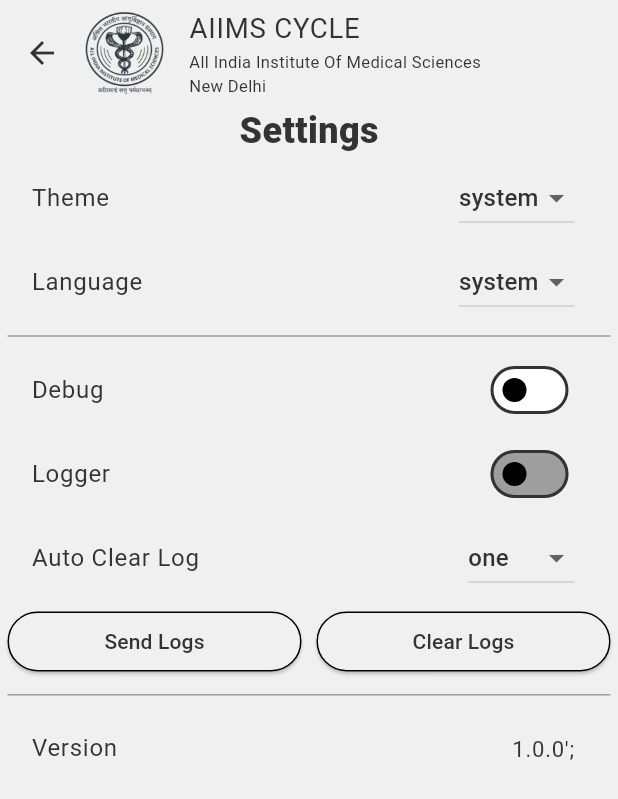
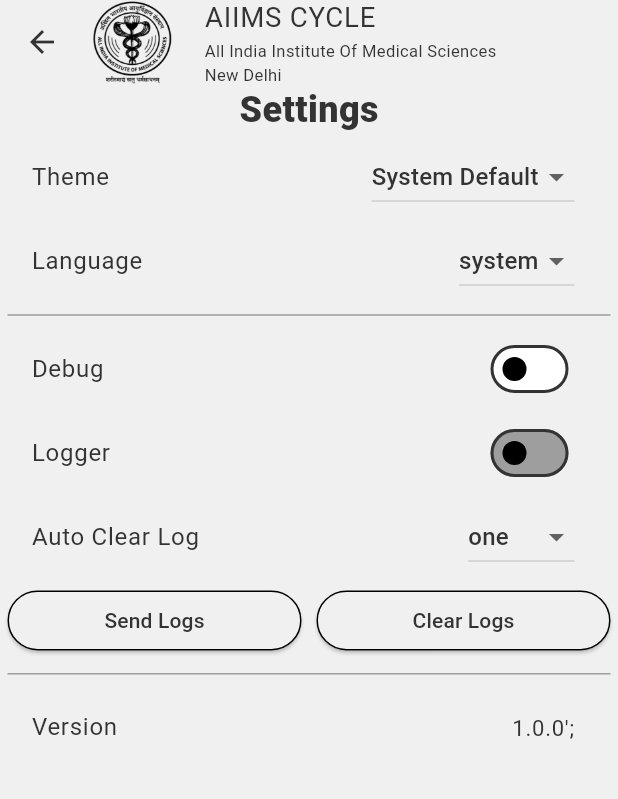
Before and after one commit to SUMITKRROY/aiimscycle, a Flutter app: the screen it shows after launch, after a tap on the "settings" icon, on a phone screen of 412 x 824 dp. Shown: the top 799 px of the screen. Run offline on Flutter 3.47's test engine with Material 3 defaults, Android fonts, the light colour scheme and no system bars; our stand-ins replace bloc, dio, flutter_bloc, flutter_dotenv, flutter_screenutil, flutter_spinkit and 5 more; missing offline and left inert: flutter_camera_qrcode_scanner, safe_device; accounts and stored records are empty.

Commit message:
dark mode or light mode done   04/05/2024

```diff
--- a/lib/components/appbar.dart
+++ b/lib/components/appbar.dart
@@ -1,3 +1,4 @@
+import 'package:aiimscycle/components/logo_image.dart';
 import 'package:flutter/material.dart';
 import 'package:aiimscycle/utils/helper_text.dart';
 import 'package:aiimscycle/utils/image.dart';
@@ -16,10 +17,7 @@
   Widget build(BuildContext context) {
     return ListTile(
       contentPadding: EdgeInsets.zero,
-      leading: Image.asset(
-        ImagePath.logo,
-        height: 100.h,
-      ),
+      leading: LogoImageWidget(),
       title: Text(
         CommonText.cycle,
         style: TextStyle(fontSize: 20.sp),
--- a/lib/components/custom_TextFeild.dart
+++ b/lib/components/custom_TextFeild.dart
@@ -62,7 +62,7 @@
     return TextFormField(
       autovalidateMode: AutovalidateMode.onUserInteraction,
       maxLines: widget.maxline,
-      style: TextStyle(fontSize: 20.sp, color: ColorsData.darkGrayColor),
+      // style: TextStyle(fontSize: 20.sp, color: ColorsData.darkGrayColor),
       inputFormatters: widget.inputFormatters,
       validator: widget.validatorFunc ??
           (val) {
@@ -78,7 +78,7 @@
       keyboardType: widget.keyboardType,
       textInputAction: TextInputAction.next,
       decoration: InputDecoration(
-          contentPadding: EdgeInsets.all(20.h),
+          // contentPadding: EdgeInsets.all(20.h),
           suffixIcon: widget.suffixIcon,
           labelText: widget.label,
           labelStyle: TextStyle(fontSize: widget.labelFontSize ?? 20.sp),
--- /dev/null
+++ b/lib/components/logo_image.dart
@@ -0,0 +1,36 @@
+import 'package:aiimscycle/utils/theme_changer.dart';
+import 'package:flutter/cupertino.dart';
+import 'package:flutter/material.dart';
+import 'package:flutter_bloc/flutter_bloc.dart';
+import 'package:flutter_screenutil/flutter_screenutil.dart';
+
+import '../bloc/theme_cubit/theme.dart';
+import '../utils/image.dart';
+
+class LogoImageWidget extends StatelessWidget {
+  final double? height;
+  final double? width;
+
+  const LogoImageWidget({
+    super.key,
+    this.height,
+    this.width,
+  });
+
+  @override
+  Widget build(BuildContext context) {
+    return BlocBuilder<ThemeCubit, ThemeModeOption>(
+      builder: (context, themeMode) {
+        return Image.asset(
+          ImagePath.logo,
+          height: height ?? 70.h,
+          width: width ?? 70.h,
+          color: ThemeChanger.getThemeMode(themeModeOption: themeMode, context: context) ==
+                  ThemeMode.dark
+              ? Colors.white
+              : Colors.black,
+        );
+      },
+    );
+  }
+}
--- a/lib/components/photo_view.dart
+++ b/lib/components/photo_view.dart
@@ -2,7 +2,6 @@
 
 import 'package:flutter/material.dart';
 import 'package:photo_view/photo_view.dart';
-
 
 class FullScreenImage extends StatelessWidget {
   final File imageUrl;
--- a/lib/config/theamdata.dart
+++ b/lib/config/theamdata.dart
@@ -49,7 +49,13 @@
   brightness: Brightness.dark, // Specifying dark theme
 );
 
-ThemeData darkMode = ThemeData(brightness: Brightness.dark);
+ThemeData darkMode = ThemeData(
+  brightness: Brightness.dark,
+  textTheme: const TextTheme(
+      titleLarge:
+          TextStyle(fontSize: 20, color: ColorsData.whiteColor, fontWeight: FontWeight.bold),
+      bodySmall: TextStyle(fontSize: 16, color: ColorsData.darkGrayColor)),
+);
 
 ThemeData lightMode = ThemeData(
   brightness: Brightness.light,
@@ -61,22 +67,19 @@
   //   ),
   // ),
   colorScheme: myColorScheme,
-  appBarTheme: AppBarTheme(
-    toolbarHeight: 70,
-    elevation: 0,
-    iconTheme: IconThemeData(
-      color: myColorScheme.primary, // Color of the icons in the app bar
-    ),
-  ),
+  // appBarTheme: AppBarTheme(
+  //   toolbarHeight: 70,
+  //   elevation: 0,
+  //   iconTheme: IconThemeData(
+  //     color: myColorScheme.primary, // Color of the icons in the app bar
+  //   ),
+  // ),
   // buttonTheme: ButtonThemeData(
   //   buttonColor: myColorScheme.primaryContainer, // Button color
   //   textTheme: ButtonTextTheme.accent, // Button text color
   // ),
   textTheme: const TextTheme(
-      titleLarge: TextStyle(
-          fontSize: 20,
-          color: ColorsData.whiteColor,
-          fontWeight: FontWeight.bold),
+      titleLarge: TextStyle(fontSize: 20, color: Colors.black, fontWeight: FontWeight.bold),
       bodySmall: TextStyle(fontSize: 16, color: ColorsData.darkGrayColor)),
   inputDecorationTheme: const InputDecorationTheme(
     enabledBorder: OutlineInputBorder(
--- a/lib/main.dart
+++ b/lib/main.dart
@@ -15,6 +15,7 @@
 import 'package:flutter/services.dart';
 import 'package:flutter_bloc/flutter_bloc.dart';
 import 'package:flutter_screenutil/flutter_screenutil.dart';
+import 'bloc/theme_cubit/theme.dart';
 import 'config/theamdata.dart';
 import 'package:flutter_dotenv/flutter_dotenv.dart';
 
@@ -45,22 +46,40 @@
         BlocProvider<ConfigCubit>(create: (_) => ConfigCubit(configuration: config)),
         BlocProvider<DeviceSafetyCubit>(create: (_) => DeviceSafetyCubit()),
         BlocProvider<SplashCubit>(create: (_) => SplashCubit()),
+        BlocProvider<ThemeCubit>(create: (_) => ThemeCubit()),
       ],
       child: ScreenUtilInit(
         designSize: const Size(414, 896),
         minTextAdapt: true,
         splitScreenMode: true,
-        child: MaterialApp(
-          initialRoute: RoutePath.splashScreenPage,
-          onGenerateRoute: MyRoutes.generateRoute,
-          debugShowCheckedModeBanner: false,
-          title: '${CommonText.cycle}',
-          // themeMode: ThemeMode.system,
-          // darkTheme: darkMode,
-          theme: lightMode,
-          //  home: HomeScreen(),
+        child: BlocBuilder<ThemeCubit, ThemeModeOption>(
+          builder: (context, themeMode) {
+            return MaterialApp(
+              initialRoute: RoutePath.splashScreenPage,
+              onGenerateRoute: MyRoutes.generateRoute,
+              debugShowCheckedModeBanner: false,
+              title: CommonText.cycle,
+              themeMode: _getThemeMode(themeModeOption: themeMode, context: context),
+              darkTheme: darkMode,
+              theme: lightMode,
+              //  home: HomeScreen(),
+            );
+          },
         ),
       ),
     );
   }
+
+  ThemeMode _getThemeMode(
+      {required ThemeModeOption themeModeOption, required BuildContext context}) {
+    if (themeModeOption == ThemeModeOption.System) {
+      return MediaQuery.of(context).platformBrightness == Brightness.dark
+          ? ThemeMode.dark
+          : ThemeMode.light;
+    } else if (themeModeOption == ThemeModeOption.Light) {
+      return ThemeMode.light;
+    } else {
+      return ThemeMode.dark;
+    }
+  }
 }
--- /dev/null
+++ b/lib/utils/theme_changer.dart
@@ -0,0 +1,18 @@
+import 'package:flutter/material.dart';
+
+import '../bloc/theme_cubit/theme.dart';
+
+class ThemeChanger {
+  static ThemeMode getThemeMode(
+      {required ThemeModeOption themeModeOption, required BuildContext context}) {
+    if (themeModeOption == ThemeModeOption.System) {
+      return MediaQuery.of(context).platformBrightness == Brightness.dark
+          ? ThemeMode.dark
+          : ThemeMode.light;
+    } else if (themeModeOption == ThemeModeOption.Light) {
+      return ThemeMode.light;
+    } else {
+      return ThemeMode.dark;
+    }
+  }
+}
--- a/lib/view/login.dart
+++ b/lib/view/login.dart
@@ -197,6 +197,7 @@
                               ),
                             ],
                           ),
+                          SizedBox(height: 15.h),
                           InkWell(
                             onTap: () {
                               Navigator.push(
--- a/lib/view/setting.dart
+++ b/lib/view/setting.dart
@@ -7,6 +7,7 @@
 import '../bloc/app_settings_cubit/app_settings_cubit.dart';
 import '../bloc/config_cubit/config_cubit.dart';
 import '../bloc/logger_db_cubit/logger_db_cubit.dart';
+import '../bloc/theme_cubit/theme.dart';
 import '../components/appbar.dart';
 import '../route/route_generater.dart';
 import '../utils/helper_text.dart';
@@ -38,22 +39,31 @@
                         style: TextStyle(fontWeight: FontWeight.w800, fontSize: 24),
                       ),
                     ),
-                    ListTile(
-                      title: const Text('Theme'),
-                      trailing: DropdownButton<ThemeOption>(
-                        value: state.theme,
-                        onChanged: (ThemeOption? newValue) {
-                          if (newValue != null) {
-                            context.read<SettingsCubit>().setTheme(newValue);
-                          }
-                        },
-                        items: ThemeOption.values.map((ThemeOption option) {
-                          return DropdownMenuItem<ThemeOption>(
-                            value: option,
-                            child: Text(option.toString().split('.').last),
-                          );
-                        }).toList(),
-                      ),
+                    BlocBuilder<ThemeCubit, ThemeModeOption>(
+                      builder: (context, themeMode) {
+                        return ListTile(
+                            title: const Text('Theme'),
+                            trailing: DropdownButton<ThemeModeOption>(
+                              value: themeMode,
+                              onChanged: (newThemeMode) {
+                                BlocProvider.of<ThemeCubit>(context).setTheme(newThemeMode!);
+                              },
+                              items: [
+                                DropdownMenuItem(
+                                  value: ThemeModeOption.System,
+                                  child: Text('System Default'),
+                                ),
+                                DropdownMenuItem(
+                                  value: ThemeModeOption.Light,
+                                  child: Text('Light'),
+                                ),
+                                DropdownMenuItem(
+                                  value: ThemeModeOption.Dark,
+                                  child: Text('Dark'),
+                                ),
+                              ],
+                            ));
+                      },
                     ),
                     ListTile(
                       title: const Text('Language'),
--- a/lib/view/splash_screen.dart
+++ b/lib/view/splash_screen.dart
@@ -1,4 +1,5 @@
 import 'package:aiimscycle/bloc/splash_cubit.dart';
+import 'package:aiimscycle/components/appbar.dart';
 import 'package:aiimscycle/route/route_generater.dart';
 import 'package:flutter/material.dart';
 import 'package:aiimscycle/utils/helper_text.dart';
@@ -6,8 +7,10 @@
 import 'package:aiimscycle/config/theamdata.dart';
 import 'package:aiimscycle/utils/utils.dart';
 import 'package:flutter_bloc/flutter_bloc.dart';
+import 'package:flutter_screenutil/flutter_screenutil.dart';
 
 import '../bloc/logger_db_cubit/logger_db_cubit.dart';
+import '../components/logo_image.dart';
 import 'exception_screen.dart';
 import 'login.dart';
 
@@ -37,9 +40,9 @@
             child: Column(
               mainAxisAlignment: MainAxisAlignment.center,
               children: [
-                Image.asset(
-                  ImagePath.logo,
-                  height: Utils.getScreenHeight(context) / 3,
+                LogoImageWidget(
+                  height: 200.h,
+                  width: 200.w,
                 ),
                 Utils.getSizedBoxHeight(8.0),
                 const Align(
--- a/pubspec.yaml
+++ b/pubspec.yaml
@@ -44,7 +44,6 @@
   crypto: ^3.0.3
   fluttertoast: ^8.2.4
   flutter_camera_qrcode_scanner: ^2.0.0
-  package_info_plus: ^6.0.0
   flutter_screenutil: ^5.9.0
   logger: ^2.2.0
   flutter_dotenv: ^5.1.0
@@ -55,8 +54,6 @@
   intl: ^0.19.0
   upgrader: ^10.2.0
   uuid: ^4.4.0
-  rename_app: ^1.3.2
-  change_app_package_name: ^1.1.0
 
 dev_dependencies:
   flutter_test:
```
Also changed, not shown: lib/bloc/theme_cubit/theme.dart (added, +26 -0 lines), lib/components/custome_image.dart (+6 -13 lines), lib/components/my_appBar.dart (added, +96 -0 lines), lib/dummy.dart (deleted, +0 -228 lines), lib/dummyget.dart (deleted, +0 -70 lines), lib/view/about_info/open_source_libraries.dart (+10 -19 lines), lib/view/about_info/privacy_policy.dart (+9 -18 lines), lib/view/about_info/terms_of_use.dart (+9 -18 lines), lib/view/resetpassword.dart (+18 -1 lines), pubspec.lock. Lines whose indentation alone changed are shown as unchanged.
